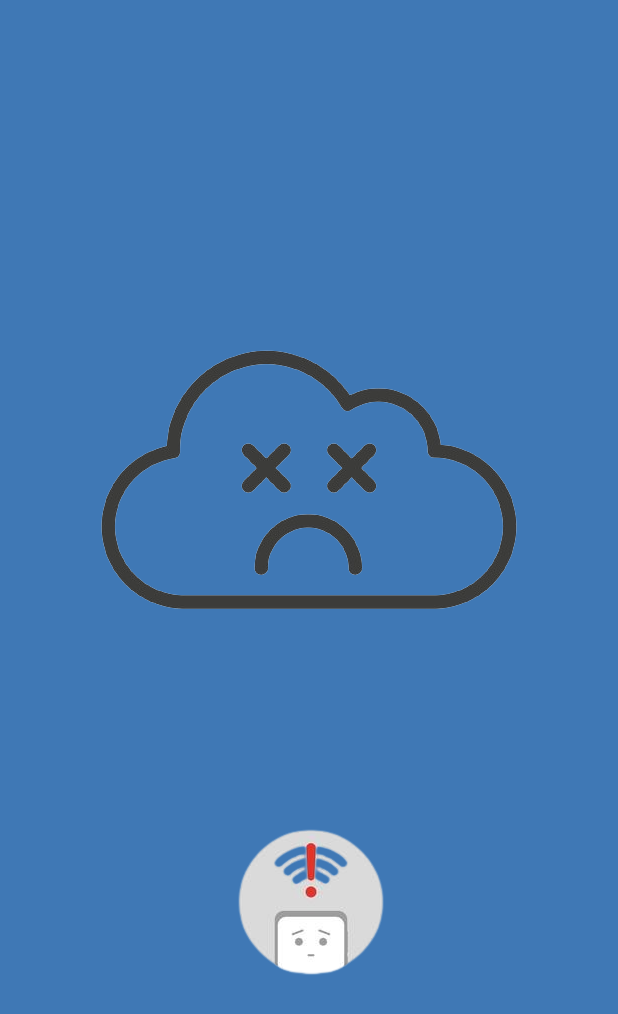
After one commit to alu129156/WeatherApp-MobApps, an Android app: the layout activity_no_wifi_connection.xml on its own in the app's theme, with its tools: preview values and no code run, on a phone screen of 412 x 824 dp. The commit adds this screen. Shown: the top 1014 px of the screen. Run offline under Robolectric (Android 15) with nearby library versions, the phone set to English and light mode, and no system bars.

Commit message:
Handled internet connection failed. Last testing the app

```diff
--- a/app/build.gradle.kts
+++ b/app/build.gradle.kts
@@ -45,6 +45,7 @@ dependencies {
     implementation(libs.androidx.activity)
     implementation(libs.androidx.constraintlayout)
     implementation(libs.play.services.location)
+    implementation(libs.androidx.lifecycle.runtime.android)
     testImplementation(libs.junit)
     androidTestImplementation(libs.androidx.junit)
     androidTestImplementation(libs.androidx.espresso.core)
--- a/app/src/main/java/com/example/weatherapp_juanarizaonecha/HistoricalDataActivity.kt
+++ b/app/src/main/java/com/example/weatherapp_juanarizaonecha/HistoricalDataActivity.kt
@@ -23,12 +23,14 @@ class HistoricalDataActivity : AppCompatActivity() {
         setContentView(view.root)
         val intent = intent
         val cities = HistoricUtils.getCities(intent.getStringExtra("History_City")!!)
+
         view.twInitHistoric.text = "HISTORY IN ${cities[0].name}"
         val temps = mutableListOf<Float>()
         val tempsMax = mutableListOf<Float>()
         val tempsMin = mutableListOf<Float>()
         val windsSpeed = mutableListOf<Float>()
         val precipProbs = mutableListOf<Float>()
+
         cities.forEach { city ->
             temps.add(city.temper)
             tempsMax.add(city.tempMax)
@@ -103,12 +105,12 @@ class HistoricalDataActivity : AppCompatActivity() {
         var text = "   From "
         cities.forEach { city ->
             if(first) {
-                text += city.dateTime + " to "
+                text += city.dateTimeStr + " to "
                 first = false
             }
             lastCity = city     //Last reportID == lastDateTime
         }
-        text += lastCity.dateTime
+        text += lastCity.dateTimeStr
         view.twHistDate.text = text
     }
 }
--- a/app/src/main/java/com/example/weatherapp_juanarizaonecha/MainScreenActivity.kt
+++ b/app/src/main/java/com/example/weatherapp_juanarizaonecha/MainScreenActivity.kt
@@ -5,12 +5,10 @@ import android.os.Bundle
 import android.view.animation.Animation
 import android.view.animation.AnimationUtils
 import androidx.appcompat.app.AppCompatActivity
-import com.example.weatherapp_juanarizaonecha.dao.SQLiteCityDao
 import com.example.weatherapp_juanarizaonecha.databinding.ActivityMainScreenBinding
 import com.example.weatherapp_juanarizaonecha.shared.Shared
 import com.example.weatherapp_juanarizaonecha.utils.City
 import com.example.weatherapp_juanarizaonecha.utils.DataUtils
-import com.example.weatherapp_juanarizaonecha.utils.HistoricUtils
 import com.example.weatherapp_juanarizaonecha.utils.WeatherCities
 
 class MainScreenActivity : AppCompatActivity() {
@@ -39,10 +37,10 @@ class MainScreenActivity : AppCompatActivity() {
     private fun findCityDefault(): City? {
         DataUtils.user.cities.forEach { city ->
             if (city.isCity(WeatherCities.Zaragoza.name)) {
-                return city;
+                return city
             }
         }
-        return null;
+        return null
     }
 
     private fun setLocation(city: City, latitude: Double, longitude: Double) {
--- a/app/src/main/java/com/example/weatherapp_juanarizaonecha/database/CityDatabaseHelper.kt
+++ b/app/src/main/java/com/example/weatherapp_juanarizaonecha/database/CityDatabaseHelper.kt
@@ -10,7 +10,7 @@ class CityDatabaseHelper(context: Context?, database: String?,
     companion object {
         private const val CREATE_TABLE = "CREATE TABLE Cities (reportID INTEGER PRIMARY KEY AUTOINCREMENT" +
                 ",dateTime TEXT, name TEXT, tempMax REAL, tempMin REAL, temper REAL, precipProb REAL," +
-                " windSpeed REAL,latitude REAL, longitude REAL)"
+                " windSpeed REAL,latitude REAL, longitude REAL, dateTimeStr TEXT)"
         private const val DROP_TABLE = "DROP TABLE IF EXISTS City"
     }
     override fun onCreate(db: SQLiteDatabase?) {
--- a/app/src/main/java/com/example/weatherapp_juanarizaonecha/filtering/SearchFilterController.kt
+++ b/app/src/main/java/com/example/weatherapp_juanarizaonecha/filtering/SearchFilterController.kt
@@ -5,7 +5,6 @@ import android.graphics.Color
 import android.text.Spannable
 import android.text.SpannableString
 import android.text.style.ForegroundColorSpan
-import android.util.Log
 import com.example.weatherapp_juanarizaonecha.dao.toCity
 import com.example.weatherapp_juanarizaonecha.utils.City
 import com.example.weatherapp_juanarizaonecha.utils.DataUtils
@@ -73,14 +72,14 @@ fun getCity(str: String, needAReportInCity: Boolean): City? {
     val cityStr = params2[0]
     DataUtils.user.cities.forEach { cCity ->
         if(cCity.isCity(cityStr)){
-            if(cCity.favourite && needAReportInCity) { //For the last report filtering in Fav Cities Activity
+            if(cCity.favourite && needAReportInCity) { //This is 4 the last report filtering in Fav Cities Activity
                 val historicalCities = HistoricUtils.getCities(cCity.name) //Maybe you have saved a report detail
 
                 //If has a report add it´s last report, if not add the current today city forecast
                 if(historicalCities.isNotEmpty()) {
                     val cHist = toCity(historicalCities[historicalCities.size - 1], cCity.favourite)
                     cHist.reported = true
-                    cHist.dateTimeLastReport = historicalCities[historicalCities.size - 1].dateTime
+                    cHist.dateTimeLastReport = historicalCities[historicalCities.size - 1].dateTimeStr
                     return cHist
                 }
             }
--- a/app/src/main/java/com/example/weatherapp_juanarizaonecha/shared/Shared.kt
+++ b/app/src/main/java/com/example/weatherapp_juanarizaonecha/shared/Shared.kt
@@ -1,10 +1,8 @@
 package com.example.weatherapp_juanarizaonecha.shared
 
-import android.util.Log
 import android.widget.TextView
 import androidx.appcompat.app.AppCompatActivity
 import com.example.weatherapp_juanarizaonecha.R
-import com.example.weatherapp_juanarizaonecha.dao.CityHistory
 import com.example.weatherapp_juanarizaonecha.dao.toCity
 import com.example.weatherapp_juanarizaonecha.utils.City
 import com.example.weatherapp_juanarizaonecha.utils.DataUtils
@@ -61,9 +59,10 @@ object Shared {
 
                 //If has a report add it´s last report, if not add the current today city forecast
                 if(historicalCities.isNotEmpty()) {
+                    //The last historical city has the most actual report saved in DB
                     val cHist = toCity(historicalCities[historicalCities.size-1],city.favourite)
                     cHist.reported = true
-                    cHist.dateTimeLastReport = historicalCities[historicalCities.size-1].dateTime
+                    cHist.dateTimeLastReport = historicalCities[historicalCities.size-1].dateTimeStr
                     favCities.add(cHist)
                 } else {
                     favCities.add(city)
--- a/app/src/main/java/com/example/weatherapp_juanarizaonecha/utils/DataUtils.kt
+++ b/app/src/main/java/com/example/weatherapp_juanarizaonecha/utils/DataUtils.kt
@@ -35,8 +35,7 @@ data class CityRequest(val name: String, val countryCode: String) {
     }
 }
 
-data class User(val name: String, val email: String, val cities: MutableList<City>){
-}
+data class User(val name: String, val email: String, val cities: MutableList<City>)
 
 data class City(
     val name: String, val latitude: Float, val longitude: Float, val resolvedAdress: String?,
@@ -44,7 +43,8 @@ data class City(
     val forecasts: MutableList<Forecast>) {
 
     var reported by Delegates.notNull<Boolean>()
-    lateinit var dateTimeLastReport: String
+    lateinit var dateTimeLastReport: String //Format : ${day} of ${month}
+
     //Use this constructor to get the last report of fav cities
     constructor(name: String, latitude: Float, longitude: Float,
                 favourite: Boolean, forecasts: MutableList<Forecast>) : this(
--- /dev/null
+++ b/app/src/main/res/layout/activity_no_wifi_connection.xml
@@ -0,0 +1,42 @@
+<?xml version="1.0" encoding="utf-8"?>
+<androidx.constraintlayout.widget.ConstraintLayout xmlns:android="http://schemas.android.com/apk/res/android"
+    xmlns:app="http://schemas.android.com/apk/res-auto"
+    xmlns:tools="http://schemas.android.com/tools"
+    android:id="@+id/main"
+    android:layout_width="match_parent"
+    android:layout_height="match_parent"
+    android:background="#3F78B5"
+    tools:context=".NoWifiConnectionActivity">
+
+    <ImageView
+        android:id="@+id/imCloudNoConnection"
+        android:layout_width="wrap_content"
+        android:layout_height="wrap_content"
+        android:layout_marginStart="22dp"
+        android:layout_marginTop="122dp"
+        android:layout_marginEnd="22dp"
+        android:layout_marginBottom="306dp"
+        android:contentDescription="@string/cloud_no_connection"
+        app:layout_constraintBottom_toBottomOf="parent"
+        app:layout_constraintEnd_toEndOf="parent"
+        app:layout_constraintStart_toStartOf="parent"
+        app:layout_constraintTop_toTopOf="parent"
+        app:srcCompat="@mipmap/no_connection"
+        tools:ignore="ImageContrastCheck" />
+
+    <ImageView
+        android:id="@+id/imMobNoConnection"
+        android:layout_width="wrap_content"
+        android:layout_height="wrap_content"
+        android:layout_marginStart="138dp"
+        android:layout_marginEnd="138dp"
+        android:layout_marginBottom="48dp"
+        android:contentDescription="@string/mobile_no_connection"
+        app:layout_constraintBottom_toBottomOf="parent"
+        app:layout_constraintEnd_toEndOf="parent"
+        app:layout_constraintHorizontal_bias="1.0"
+        app:layout_constraintStart_toStartOf="parent"
+        app:layout_constraintTop_toBottomOf="@+id/imCloudNoConnection"
+        app:layout_constraintVertical_bias="0.368"
+        app:srcCompat="@mipmap/mob_nocon" />
+</androidx.constraintlayout.widget.ConstraintLayout>
--- a/app/src/main/res/layout/list_item.xml
+++ b/app/src/main/res/layout/list_item.xml
@@ -55,6 +55,7 @@
             android:id="@+id/btnFav"
             android:layout_width="wrap_content"
             android:layout_height="wrap_content"
+            android:layout_marginTop="8dp"
             android:focusable="false"
             android:focusableInTouchMode="false"
             android:layout_gravity="right"
--- a/app/src/main/res/values/strings.xml
+++ b/app/src/main/res/values/strings.xml
@@ -37,4 +37,6 @@
     <string name="windy_state_history">Windy State History</string>
     <string name="db_image">Db image</string>
     <string name="no_report">No Report</string>
+    <string name="cloud_no_connection">Cloud no connection</string>
+    <string name="mobile_no_connection">Mobile no connection</string>
 </resources>
--- a/gradle/libs.versions.toml
+++ b/gradle/libs.versions.toml
@@ -12,6 +12,7 @@ activity = "1.8.0"
 constraintlayout = "2.1.4"
 gson = "2.9.0"
 playServicesLocation = "21.2.0"
+lifecycleRuntimeAndroid = "2.8.0"
 
 [libraries]
 androidx-core-ktx = { group = "androidx.core", name = "core-ktx", version.ref = "coreKtx" }
@@ -25,6 +26,7 @@ androidx-activity = { group = "androidx.activity", name = "activity", version.re
 androidx-constraintlayout = { group = "androidx.constraintlayout", name = "constraintlayout", version.ref = "constraintlayout" }
 gson = { module = "com.google.code.gson:gson", version.ref = "gson" }
 play-services-location = { group = "com.google.android.gms", name = "play-services-location", version.ref = "playServicesLocation" }
+androidx-lifecycle-runtime-android = { group = "androidx.lifecycle", name = "lifecycle-runtime-android", version.ref = "lifecycleRuntimeAndroid" }
 
 [plugins]
 androidApplication = { id = "com.android.application", version.ref = "agp" }
```
Also changed, not shown: app/src/main/AndroidManifest.xml (+8 -3 lines), app/src/main/java/com/example/weatherapp_juanarizaonecha/CityDetailActivity.kt (+9 -0 lines), app/src/main/java/com/example/weatherapp_juanarizaonecha/NoWifiConnectionActivity.kt (added, +13 -0 lines), app/src/main/java/com/example/weatherapp_juanarizaonecha/SplashScreenActivity.kt (+53 -10 lines), app/src/main/java/com/example/weatherapp_juanarizaonecha/dao/CityHistory.kt (+5 -3 lines), app/src/main/java/com/example/weatherapp_juanarizaonecha/dao/SQLiteCityDao.kt (+12 -6 lines), app/src/main/java/com/example/weatherapp_juanarizaonecha/utils/HistoricUtils.kt (+10 -1 lines), app/src/main/res/mipmap-hdpi/mob_nocon.png (added), app/src/main/res/mipmap-hdpi/no_connection.png (added).
